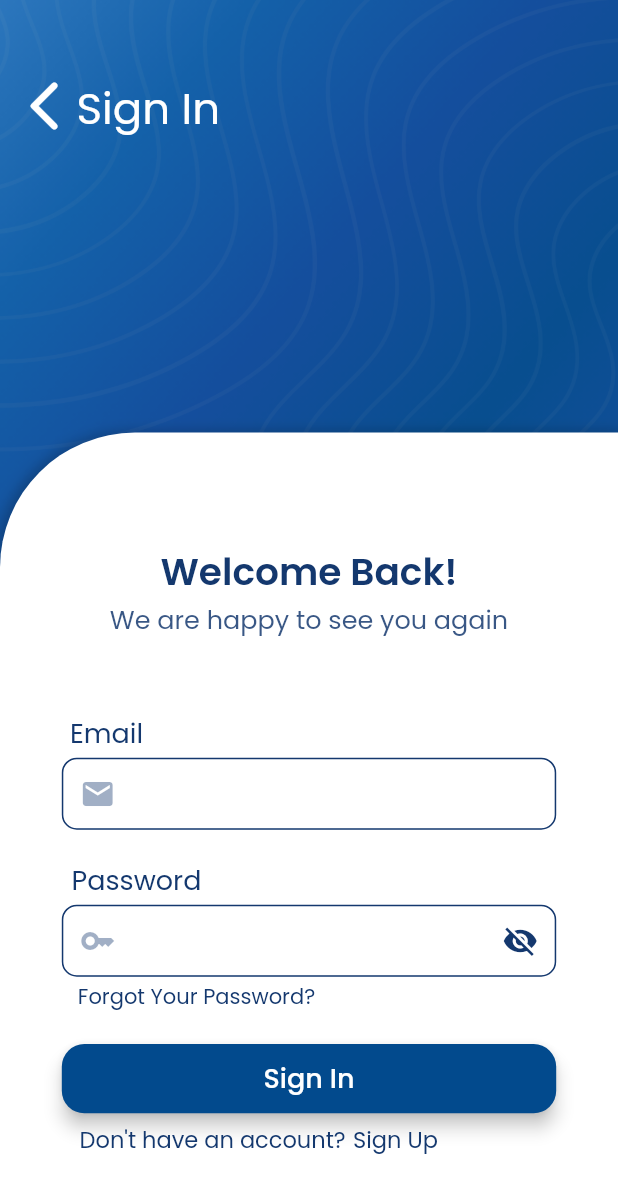
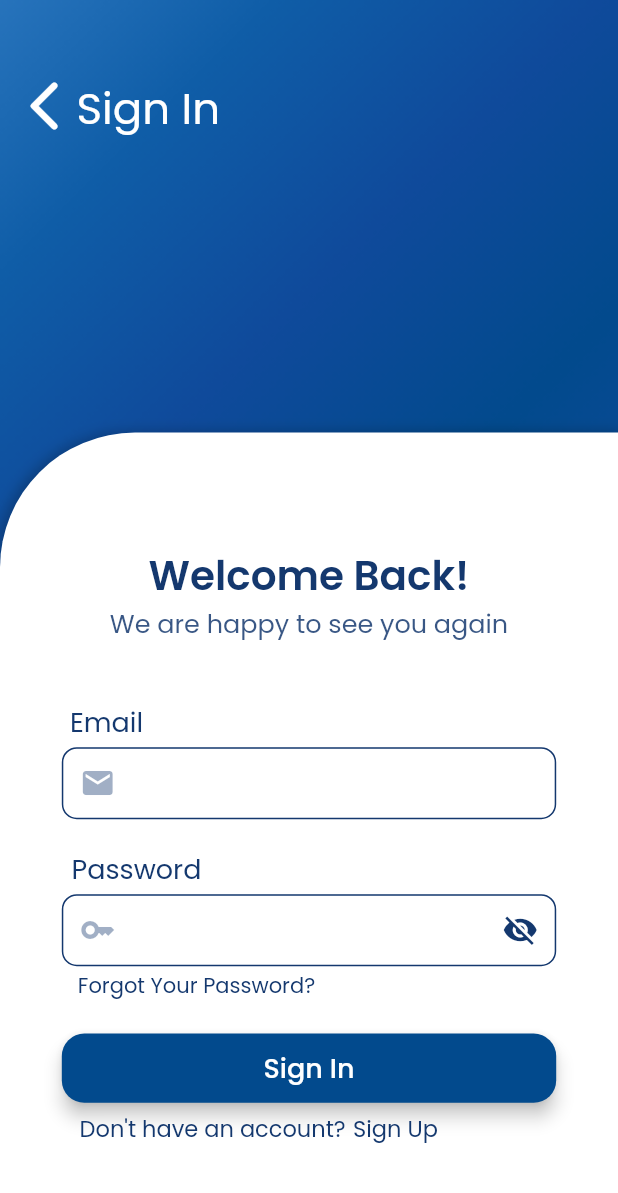
Before and after one commit to WatheqPlatform/2023-GP1-1, a Flutter app: the screen it shows after launch, after a tap on "Sign In", on a phone screen of 412 x 824 dp. Shown: the top 1193 px of the screen. Run offline on Flutter 3.47's test engine with Material 2 defaults, Android fonts, the light colour scheme and no system bars; our stand-ins replace email_validator, fluttertoast, get.

Commit message:
Start and login pages

```diff
--- a/lib/Authentication/login_screen.dart
+++ b/lib/Authentication/login_screen.dart
@@ -59,7 +59,7 @@ class _LoginScreenState extends State<LoginScreen> {
       body: Container(
         decoration: const BoxDecoration(
           image: DecorationImage(
-            image: AssetImage("assets/images/PagesBackground.png"),
+            image: AssetImage("assets/images/LaunchColor.png"),
             fit: BoxFit.cover,
           ),
         ),
@@ -121,7 +121,7 @@ class _LoginScreenState extends State<LoginScreen> {
                     "Welcome Back!",
                     style: TextStyle(
                       color: Color(0xFF14386E),
-                      fontSize: 25.0,
+                      fontSize: 27.0,
                       fontWeight: FontWeight.w600,
                     ),
                   ),
@@ -133,7 +133,7 @@ class _LoginScreenState extends State<LoginScreen> {
                     ),
                     textAlign: TextAlign.center,
                   ),
-                  const SizedBox(height: 50),
+                  const SizedBox(height: 40),
                   Form(
                     key: formKey,
                     child: Column(
--- a/lib/start_screen.dart
+++ b/lib/start_screen.dart
@@ -25,7 +25,7 @@ class StartScreen extends StatelessWidget {
             children: [
               Image.asset(
                 "assets/images/WatheqLogo.png",
-                width: screenWidth * 0.6,
+                width: screenWidth * 0.65,
               ),
               const SizedBox(height: 80),
               Container(
```
